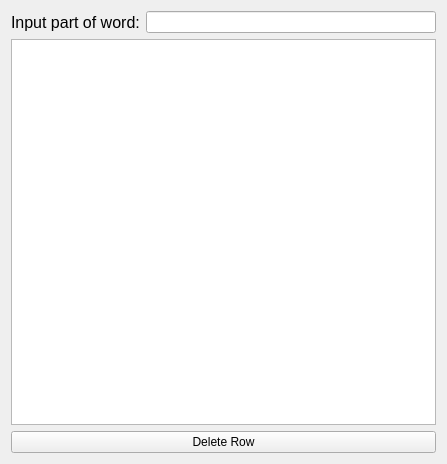
Old version of the form dictionarywindow.ui in the repository lelika1/disturber.
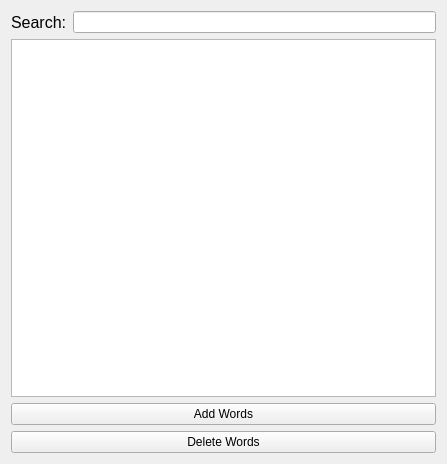
New version of the form.

```diff
--- a/dictionarywindow.ui
+++ b/dictionarywindow.ui
@@ -31,7 +31,7 @@
         </font>
        </property>
        <property name="text">
-        <string>Input part of word:</string>
+        <string>Search:</string>
        </property>
       </widget>
      </item>
@@ -63,11 +63,18 @@
     </widget>
    </item>
    <item>
-    <layout class="QHBoxLayout" name="horizontalLayout_2">
+    <layout class="QVBoxLayout" name="verticalLayout_2">
      <item>
-      <widget class="QPushButton" name="deleteRowButton">
+      <widget class="QPushButton" name="addWordsButton">
        <property name="text">
-        <string>Delete Row</string>
+        <string>Add Words</string>
+       </property>
+      </widget>
+     </item>
+     <item>
+      <widget class="QPushButton" name="deleteWordsButton">
+       <property name="text">
+        <string>Delete Words</string>
        </property>
       </widget>
      </item>
```
Left out of the diff: 2 changed lines with no effect on the pictures.
